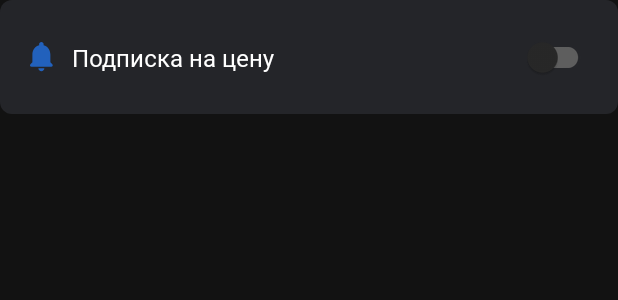
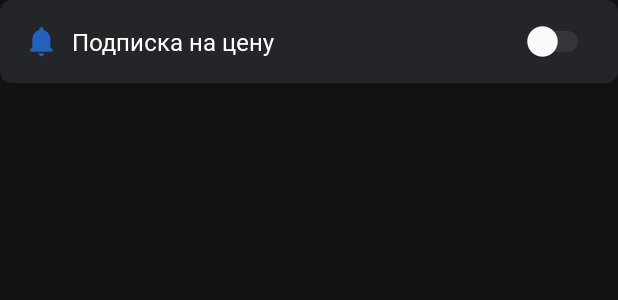
Before and after one commit to AlexEreh/Tickets, an Android app: the layout button_subscription_on_price.xml on its own in the app's theme, with its tools: preview values and no code run, on a phone screen of 412 x 824 dp. Shown: the top 300 px of the screen. Run offline under Robolectric (Android 15) with nearby library versions, the phone set to English and light mode, and no system bars; network calls fail.

```diff
--- a/app/src/main/res/layout/button_subscription_on_price.xml
+++ b/app/src/main/res/layout/button_subscription_on_price.xml
@@ -31,7 +31,7 @@
         app:layout_constraintStart_toEndOf="@id/notification_iv"
         app:layout_constraintTop_toTopOf="parent" />
 
-    <com.google.android.material.switchmaterial.SwitchMaterial
+    <Switch
         android:id="@+id/notification_switch"
         android:layout_width="wrap_content"
         android:layout_height="wrap_content"
```
